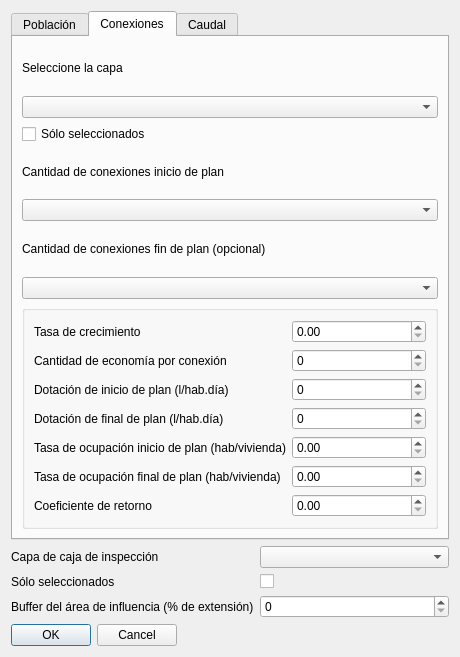
The window that app/resources/flow_dialog.ui (sanibid/red_basica) describes before a commit, drawn with Qt 5.
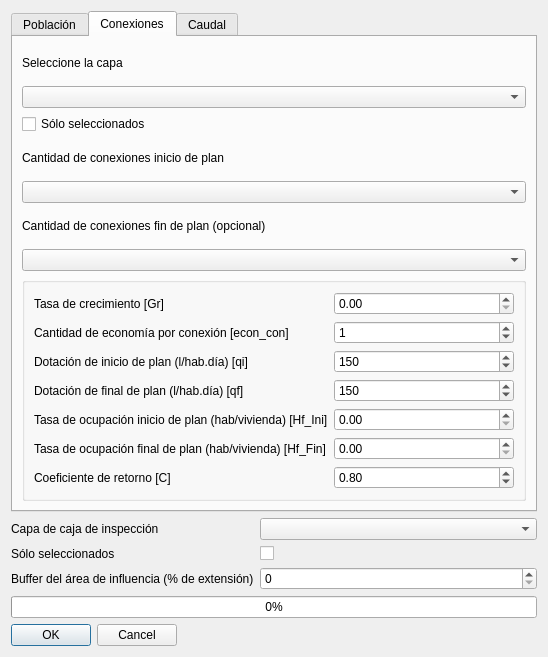
The same window after the commit. The open tabs and pages were chosen to show the change.

Commit message: flow dialog

```diff
--- a/app/resources/flow_dialog.ui
+++ b/app/resources/flow_dialog.ui
@@ -6,7 +6,7 @@
    <rect>
     <x>0</x>
     <y>0</y>
-    <width>460</width>
+    <width>548</width>
     <height>657</height>
    </rect>
   </property>
@@ -175,49 +175,49 @@
           <item row="0" column="0">
            <widget class="QLabel" name="connGrowthRateLabel">
             <property name="text">
-             <string>Tasa de crecimiento</string>
+             <string>Tasa de crecimiento [Gr]</string>
             </property>
            </widget>
           </item>
           <item row="1" column="0">
            <widget class="QLabel" name="connEconomyConnLabel">
             <property name="text">
-             <string>Cantidad de economía por conexión</string>
+             <string>Cantidad de economía por conexión [econ_con]</string>
             </property>
            </widget>
           </item>
           <item row="2" column="0">
            <widget class="QLabel" name="connStartConsumptionLabel">
             <property name="text">
-             <string>Dotación de inicio de plan (l/hab.día)</string>
+             <string>Dotación de inicio de plan (l/hab.día) [qi]</string>
             </property>
            </widget>
           </item>
           <item row="3" column="0">
            <widget class="QLabel" name="connEndConsumptionLabel">
             <property name="text">
-             <string>Dotación de final de plan (l/hab.día)</string>
+             <string>Dotación de final de plan (l/hab.día) [qf]</string>
             </property>
            </widget>
           </item>
           <item row="4" column="0">
            <widget class="QLabel" name="connOcupancyRateStartLabel">
             <property name="text">
-             <string>Tasa de ocupación inicio de plan (hab/vivienda)</string>
+             <string>Tasa de ocupación inicio de plan (hab/vivienda) [Hf_Ini]</string>
             </property>
            </widget>
           </item>
           <item row="5" column="0">
            <widget class="QLabel" name="connOcupancyRateEndLabel">
             <property name="text">
-             <string>Tasa de ocupación final de plan (hab/vivienda)</string>
+             <string>Tasa de ocupación final de plan (hab/vivienda) [Hf_Fin]</string>
             </property>
            </widget>
           </item>
           <item row="6" column="0">
            <widget class="QLabel" name="connReturnCoefficientLabel">
             <property name="text">
-             <string>Coeficiente de retorno</string>
+             <string>Coeficiente de retorno [C]</string>
             </property>
            </widget>
           </item>
@@ -225,22 +225,61 @@
            <widget class="QDoubleSpinBox" name="connGrowthRateVal"/>
           </item>
           <item row="1" column="1">
-           <widget class="QSpinBox" name="connEconomyConnVal"/>
+           <widget class="QSpinBox" name="connEconomyConnVal">
+            <property name="maximum">
+             <number>999999999</number>
+            </property>
+            <property name="value">
+             <number>1</number>
+            </property>
+           </widget>
           </item>
           <item row="2" column="1">
-           <widget class="QSpinBox" name="connStartConsumptionVal"/>
+           <widget class="QSpinBox" name="connStartConsumptionVal">
+            <property name="maximum">
+             <number>999999999</number>
+            </property>
+            <property name="value">
+             <number>150</number>
+            </property>
+           </widget>
           </item>
           <item row="3" column="1">
-           <widget class="QSpinBox" name="connEndConsumptionVal"/>
+           <widget class="QSpinBox" name="connEndConsumptionVal">
+            <property name="maximum">
+             <number>999999999</number>
+            </property>
+            <property name="value">
+             <number>150</number>
+            </property>
+           </widget>
           </item>
           <item row="4" column="1">
-           <widget class="QDoubleSpinBox" name="connOcupancyRateStartVal"/>
+           <widget class="QDoubleSpinBox" name="connOcupancyRateStartVal">
+            <property name="maximum">
+             <double>999999999999.000000000000000</double>
+            </property>
+            <property name="value">
+             <double>0.000000000000000</double>
+            </property>
+           </widget>
           </item>
           <item row="5" column="1">
-           <widget class="QDoubleSpinBox" name="connOcupancyRateEndVal"/>
+           <widget class="QDoubleSpinBox" name="connOcupancyRateEndVal">
+            <property name="maximum">
+             <double>9999999999999.000000000000000</double>
+            </property>
+           </widget>
           </item>
           <item row="6" column="1">
-           <widget class="QDoubleSpinBox" name="connReturnCoefficientVal"/>
+           <widget class="QDoubleSpinBox" name="connReturnCoefficientVal">
+            <property name="maximum">
+             <double>9999999999.000000000000000</double>
+            </property>
+            <property name="value">
+             <double>0.800000000000000</double>
+            </property>
+           </widget>
           </item>
          </layout>
         </widget>
@@ -346,6 +385,22 @@
    <item row="3" column="1">
     <widget class="QComboBox" name="manholeLayerSelect"/>
    </item>
+   <item row="6" column="0" colspan="2">
+    <widget class="QProgressBar" name="progressBar">
+     <property name="enabled">
+      <bool>true</bool>
+     </property>
+     <property name="inputMethodHints">
+      <set>Qt::ImhNone</set>
+     </property>
+     <property name="value">
+      <number>0</number>
+     </property>
+     <property name="textVisible">
+      <bool>true</bool>
+     </property>
+    </widget>
+   </item>
   </layout>
  </widget>
  <resources/>
```
Left out of the diff: 113 changed lines with no effect on the pictures. The commit also changes 1 other file.
